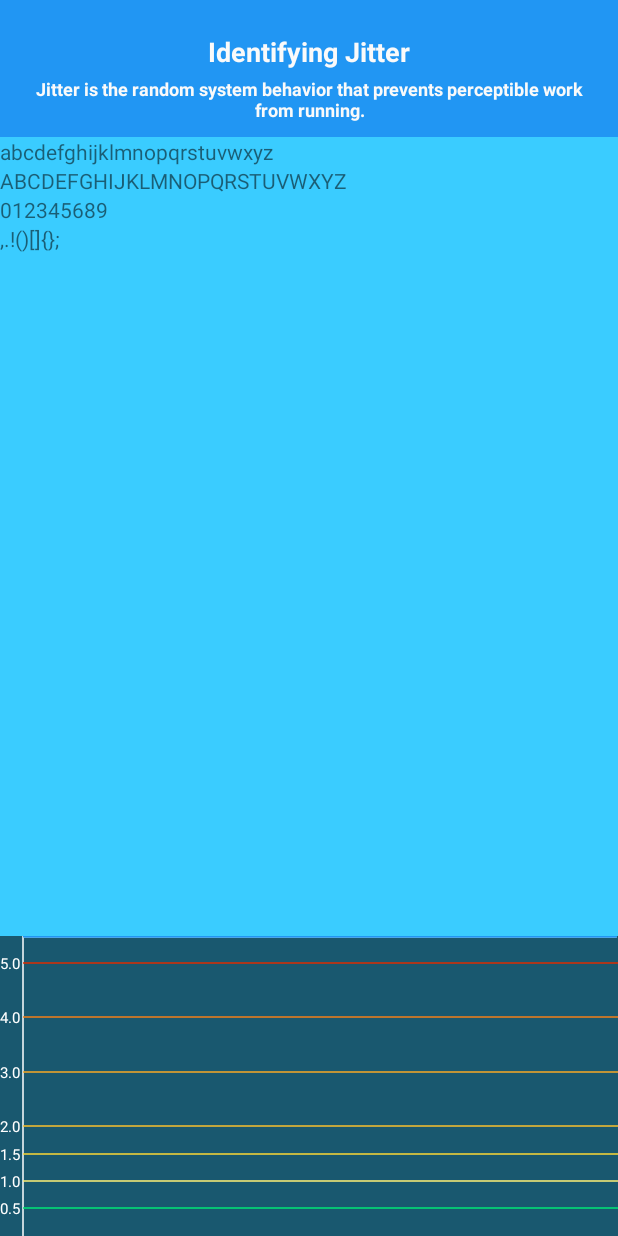
After one commit to CraftRom/CraftRom-Manager, an Android app: the fragment JitterFragment shown on its own in the app's theme, on a phone screen of 412 x 824 dp. The commit adds this screen. Run offline under Robolectric (Android 15) with nearby library versions, the phone set to English and light mode, and no system bars; Roboto replaces fonts that are not available here.

Commit message:
Added Jitter

```diff
--- a/app/src/main/java/com/craftrom/manager/MainActivity.kt
+++ b/app/src/main/java/com/craftrom/manager/MainActivity.kt
@@ -51,7 +51,7 @@ class MainActivity : AppCompatActivity() {
         // menu should be considered as top level destinations.
         appBarConfiguration = AppBarConfiguration(
             setOf(
-                R.id.nav_home, R.id.nav_gallery, R.id.nav_slideshow
+                R.id.nav_home, R.id.nav_gallery, R.id.nav_slideshow, R.id.nav_jitter
             ), drawerLayout
         )
         setupActionBarWithNavController(navController, appBarConfiguration)
--- /dev/null
+++ b/app/src/main/java/com/craftrom/manager/fragments/jitter/JitterFragment.kt
@@ -0,0 +1,144 @@
+package com.craftrom.manager.fragments.jitter
+
+import android.os.*
+import android.view.*
+import android.view.Window.OnFrameMetricsAvailableListener
+import android.widget.TextView
+import androidx.fragment.app.Fragment
+import com.craftrom.manager.R
+import com.craftrom.manager.utils.jitter.AnimatedBackgroundDrawable
+import com.craftrom.manager.utils.jitter.PointGraphView
+import kotlin.math.abs
+
+class JitterFragment : Fragment() {
+
+    private var jitterReport: TextView? = null
+    private var uiFrameTimeReport: TextView? = null
+    private var renderThreadTimeReport: TextView? = null
+    private var totalFrameTimeReport: TextView? = null
+    private var mostlyTotalFrameTimeReport: TextView? = null
+    private var graph: PointGraphView? = null
+
+    companion object {
+        private var frameMetricsHandler: Handler? = null
+
+        init {
+            val thread = HandlerThread("frameMetricsListener")
+            thread.start()
+            frameMetricsHandler = Handler(thread.looper)
+        }
+    }
+
+    private val updateHandler: Handler = object : Handler(Looper.getMainLooper()) {
+        override fun handleMessage(msg: Message) {
+            when (msg.what) {
+                R.id.jitter_mma -> jitterReport?.text = msg.obj as CharSequence
+                R.id.totalish_mma -> mostlyTotalFrameTimeReport?.text = msg.obj as? CharSequence
+                R.id.ui_frametime_mma -> uiFrameTimeReport?.text = msg.obj as? CharSequence
+                R.id.rt_frametime_mma -> renderThreadTimeReport?.text = msg.obj as? CharSequence
+                R.id.total_mma -> totalFrameTimeReport?.text = msg.obj as? CharSequence
+                R.id.graph -> graph?.addJitterSample(msg.arg1, msg.arg2)
+            }
+        }
+    }
+
+    private val frameMetricsListener: OnFrameMetricsAvailableListener =
+        object : OnFrameMetricsAvailableListener {
+            private val WEIGHT = 40.0
+            private var previousFrameTotal: Long = 0
+            private var jitterMma = 0.0
+            private var uiFrameTimeMma = 0.0
+            private var rtFrameTimeMma = 0.0
+            private var totalFrameTimeMma = 0.0
+            private var mostlyTotalFrameTimeMma = 0.0
+            private var needsFirstValues = true
+            override fun onFrameMetricsAvailable(
+                window: Window, frameMetrics: FrameMetrics,
+                dropCountSinceLastInvocation: Int,
+            ) {
+                if (frameMetrics.getMetric(FrameMetrics.FIRST_DRAW_FRAME) == 1L) {
+                    return
+                }
+                val uiDuration = (frameMetrics.getMetric(FrameMetrics.INPUT_HANDLING_DURATION)
+                        + frameMetrics.getMetric(FrameMetrics.ANIMATION_DURATION)
+                        + frameMetrics.getMetric(FrameMetrics.LAYOUT_MEASURE_DURATION)
+                        + frameMetrics.getMetric(FrameMetrics.DRAW_DURATION))
+                val rtDuration = (frameMetrics.getMetric(FrameMetrics.SYNC_DURATION)
+                        + frameMetrics.getMetric(FrameMetrics.COMMAND_ISSUE_DURATION))
+                val totalDuration = frameMetrics.getMetric(FrameMetrics.TOTAL_DURATION)
+                val jitter = abs(totalDuration - previousFrameTotal)
+                if (needsFirstValues) {
+                    jitterMma = 0.0
+                    uiFrameTimeMma = uiDuration.toDouble()
+                    rtFrameTimeMma = rtDuration.toDouble()
+                    totalFrameTimeMma = totalDuration.toDouble()
+                    mostlyTotalFrameTimeMma = (uiDuration + rtDuration).toDouble()
+                    needsFirstValues = false
+                } else {
+                    jitterMma = add(jitterMma, jitter.toDouble())
+                    uiFrameTimeMma = add(uiFrameTimeMma, uiDuration.toDouble())
+                    rtFrameTimeMma = add(rtFrameTimeMma, rtDuration.toDouble())
+                    totalFrameTimeMma = add(totalFrameTimeMma, totalDuration.toDouble())
+                    mostlyTotalFrameTimeMma =
+                        add(mostlyTotalFrameTimeMma, (uiDuration + rtDuration).toDouble())
+                }
+                previousFrameTotal = totalDuration
+
+                updateHandler.obtainMessage(
+                    R.id.jitter_mma,
+                    String.format("Jitter: %.3fms", toMs(jitterMma))
+                ).sendToTarget()
+                updateHandler.obtainMessage(
+                    R.id.totalish_mma,
+                    context?.getString(R.string.totalish_mma, toMs(mostlyTotalFrameTimeMma))
+                ).sendToTarget()
+                updateHandler.obtainMessage(
+                    R.id.ui_frametime_mma,
+                    context?.getString(R.string.ui_frametime_mma, toMs(uiFrameTimeMma))
+                ).sendToTarget()
+                updateHandler.obtainMessage(
+                    R.id.rt_frametime_mma,
+                    context?.getString(R.string.rt_frametime_mma, toMs(rtFrameTimeMma))
+                ).sendToTarget()
+                updateHandler.obtainMessage(
+                    R.id.total_mma,
+                    context?.getString(R.string.total_mma, toMs(totalFrameTimeMma))
+                ).sendToTarget()
+                updateHandler.obtainMessage(
+                    R.id.graph, (jitter / 1000).toInt(),
+                    (jitterMma / 1000).toInt()
+                ).sendToTarget()
+            }
+
+            fun add(previous: Double, today: Double): Double {
+                return ((WEIGHT - 1) * previous + today) / WEIGHT
+            }
+
+            fun toMs(value: Double): Double {
+                return value / 1000000
+            }
+        }
+
+    override fun onCreateView(
+        inflater: LayoutInflater,
+        container: ViewGroup?,
+        savedInstanceState: Bundle?,
+    ): View? {
+        val root = inflater.inflate(R.layout.fragment_jitter, container, false)
+        val content = root.findViewById<View>(R.id.content)
+        content.background = AnimatedBackgroundDrawable()
+        content.keepScreenOn = true
+        jitterReport = root.findViewById(R.id.jitter_mma)
+        mostlyTotalFrameTimeReport = root.findViewById(R.id.totalish_mma)
+        uiFrameTimeReport = root.findViewById(R.id.ui_frametime_mma)
+        renderThreadTimeReport = root.findViewById(R.id.rt_frametime_mma)
+        totalFrameTimeReport = root.findViewById(R.id.total_mma)
+        graph = root.findViewById(R.id.graph)
+        jitterReport?.text = "abcdefghijklmnopqrstuvwxyz"
+        mostlyTotalFrameTimeReport?.text = "ABCDEFGHIJKLMNOPQRSTUVWXYZ"
+        uiFrameTimeReport?.text = "012345689"
+        renderThreadTimeReport?.text = ",.!()[]{};"
+        requireActivity().window.addOnFrameMetricsAvailableListener(frameMetricsListener, frameMetricsHandler)
+        return root
+    }
+}
--- /dev/null
+++ b/app/src/main/java/com/craftrom/manager/utils/jitter/AnimatedBackgroundDrawable.kt
@@ -0,0 +1,92 @@
+package com.craftrom.manager.utils.jitter
+
+import android.graphics.*
+import android.graphics.drawable.Drawable
+import android.view.animation.AnimationUtils
+
+class AnimatedBackgroundDrawable : Drawable() {
+
+    private val paint: Paint = Paint()
+    private var reverse = false
+    private var startTime: Long = 0
+    private var color = 0
+    private var reverseX = false
+    private var reverseY = false
+    private var x = 0f
+    private var y = 0f
+    private var radius = 0f
+    private var moveStep = 10.0f
+
+    companion object {
+        private const val FROM_COLOR = -0xe70001
+        private const val TO_COLOR = -0xbf3b01
+        private const val DURATION = 1400
+    }
+
+    init {
+        paint.color = -0x100
+        paint.isAntiAlias = true
+    }
+
+    override fun draw(canvas: Canvas) {
+        stepColor()
+        canvas.drawColor(color)
+        x += if (reverseX) -moveStep else moveStep
+        y += if (reverseY) -moveStep else moveStep
+        clampXY()
+        canvas.drawCircle(x, y, radius, paint)
+        invalidateSelf()
+    }
+
+    private fun clampXY() {
+        if (x <= radius) {
+            reverseX = false
+            x = radius
+        }
+        if (y <= radius) {
+            reverseY = false
+            y = radius
+        }
+        val maxX = bounds.width() - radius
+        if (x >= maxX) {
+            reverseX = true
+            x = maxX
+        }
+        val maxY = bounds.height() - radius
+        if (y >= maxY) {
+            reverseY = true
+            y = maxY
+        }
+    }
+
+    override fun onBoundsChange(bounds: Rect) {
+        super.onBoundsChange(bounds)
+        moveStep = bounds.width().coerceAtMost(bounds.height()) / 130.0f
+        radius = bounds.width().coerceAtMost(bounds.height()) / 20.0f
+    }
+
+    override fun setAlpha(alpha: Int) {}
+    override fun setColorFilter(colorFilter: ColorFilter?) {}
+    override fun getOpacity(): Int {
+        return PixelFormat.OPAQUE
+    }
+
+    private fun stepColor() {
+        if (startTime == 0L) {
+            startTime = AnimationUtils.currentAnimationTimeMillis()
+        }
+        var fraction = ((AnimationUtils.currentAnimationTimeMillis() - startTime)
+                / DURATION.toFloat())
+        if (fraction > 1.0f) fraction = 1.0f
+        val dest = if (reverse) FROM_COLOR else TO_COLOR
+        val src = if (reverse) TO_COLOR else FROM_COLOR
+        val r = (Color.red(src) + (Color.red(dest) - Color.red(src)) * fraction).toInt()
+        val g = (Color.green(src) + (Color.green(dest) - Color.green(src)) * fraction).toInt()
+        val b = (Color.blue(src) + (Color.blue(dest) - Color.blue(src)) * fraction).toInt()
+        color = Color.rgb(r, g, b)
+        if (fraction == 1.0f) {
+            startTime = 0
+            reverse = !reverse
+        }
+    }
+}
--- /dev/null
+++ b/app/src/main/java/com/craftrom/manager/utils/jitter/PointGraphView.kt
@@ -0,0 +1,124 @@
+package com.craftrom.manager.utils.jitter
+
+import android.content.Context
+import android.graphics.Canvas
+import android.graphics.Color
+import android.graphics.Paint
+import android.graphics.Rect
+import android.util.AttributeSet
+import android.view.View
+import kotlin.math.floor
+
+class PointGraphView(context: Context, attrs: AttributeSet?) : View(context, attrs) {
+
+    private val paint = Paint()
+    private val jitterYs = FloatArray(JITTER_LINES_MS.size)
+    private val labelWidth: Float
+    private val labelHeight: Float
+    private val density: Float
+    private var graphScale = 0f
+    private var graphMaxMs = 0f
+    private var jitterPoints: FloatArray = FloatArray(0)
+    private var jitterAvgPoints: FloatArray = FloatArray(0)
+
+    companion object {
+        private val JITTER_LINES_MS = floatArrayOf(
+            .5f, 1.0f, 1.5f, 2.0f, 3.0f, 4.0f, 5.0f
+        )
+        private val JITTER_LINES_LABELS = JITTER_LINES_MS.makeLabels()
+        private val JITTER_LINES_COLORS = intArrayOf(
+            -0xff198a, -0xe8a, -0x227cb, -0x43fd3, -0x657db,
+            -0xa80e9, -0x22d400
+        )
+
+        private fun FloatArray.makeLabels(): Array<String?> {
+            val ret = arrayOfNulls<String>(size)
+            indices.forEach { i ->
+                ret[i] = this[i].toString()
+            }
+            return ret
+        }
+    }
+
+    init {
+        setWillNotDraw(false)
+        density = context.resources.displayMetrics.density
+        paint.textSize = dp(10f)
+        val textBounds = Rect()
+        paint.getTextBounds("8.8", 0, 3, textBounds)
+        labelWidth = textBounds.width() + dp(2f)
+        labelHeight = textBounds.height().toFloat()
+    }
+
+    fun addJitterSample(jitterUs: Int, jitterUsAvg: Int) {
+        var i = 1
+        while (i < jitterPoints.size - 2) {
+            jitterPoints[i] = jitterPoints[i + 2]
+            jitterAvgPoints[i] = jitterAvgPoints[i + 2]
+            i += 2
+        }
+        jitterPoints[jitterPoints.size - 1] = height - graphScale * (jitterUs / 1000.0f)
+        jitterAvgPoints[jitterAvgPoints.size - 1] =
+            height - graphScale * (jitterUsAvg / 1000.0f)
+        invalidate()
+    }
+
+    private fun dp(dp: Float): Float {
+        return density * dp
+    }
+
+    override fun onDraw(canvas: Canvas) {
+        canvas.drawColor(-0x70000000)
+        val h = height
+        val w = width
+        paint.color = Color.WHITE
+        paint.strokeWidth = dp(1f)
+        canvas.drawLine(labelWidth, 0f, labelWidth, h.toFloat(), paint)
+        JITTER_LINES_LABELS.indices.forEach { i ->
+            canvas.drawText(
+                JITTER_LINES_LABELS[i]!!, 0f,
+                floor((jitterYs[i] + labelHeight * .5f).toDouble()).toFloat(), paint
+            )
+        }
+        JITTER_LINES_LABELS.indices.forEach { i ->
+            paint.color = JITTER_LINES_COLORS[i]
+            canvas.drawLine(labelWidth, jitterYs[i], w.toFloat(), jitterYs[i], paint)
+        }
+        paint.strokeWidth = dp(2f)
+        paint.color = Color.WHITE
+        canvas.drawPoints(jitterPoints, paint)
+        paint.color = -0xde690d
+        canvas.drawPoints(jitterAvgPoints, paint)
+    }
+
+    override fun onSizeChanged(w: Int, h: Int, oldw: Int, oldh: Int) {
+        super.onSizeChanged(w, h, oldw, oldh)
+        val graphWidth = ((w - labelWidth - dp(1f)) / density).toInt()
+        val oldJitterPoints = jitterPoints
+        val oldJitterAvgPoints = jitterAvgPoints
+        jitterPoints = FloatArray(graphWidth * 2)
+        jitterAvgPoints = FloatArray(graphWidth * 2)
+        let {
+            var i = 0
+            while (i < it.jitterPoints.size) {
+                it.jitterPoints[i] = it.labelWidth + (i / 2 + 1) * it.density
+                it.jitterAvgPoints[i] = it.jitterPoints[i]
+                i += 2
+            }
+        }
+        val newIndexShift = (jitterPoints.size - oldJitterPoints.size).coerceAtLeast(0)
+        val oldIndexShift = oldJitterPoints.size - jitterPoints.size
+        var i = 1 + newIndexShift
+        while (i < jitterPoints.size) {
+            jitterPoints[i] = oldJitterPoints[i + oldIndexShift]
+            jitterAvgPoints[i] = oldJitterAvgPoints[i + oldIndexShift]
+            i += 2
+        }
+        graphMaxMs = JITTER_LINES_MS[JITTER_LINES_MS.size - 1] + .5f
+        graphScale = h / graphMaxMs
+        JITTER_LINES_MS.indices.forEach {
+            jitterYs[it] = floor((h - graphScale * JITTER_LINES_MS[it]).toDouble())
+                .toFloat()
+        }
+    }
+}
--- /dev/null
+++ b/app/src/main/res/layout/fragment_jitter.xml
@@ -0,0 +1,88 @@
+<?xml version="1.0" encoding="utf-8"?>
+<androidx.constraintlayout.widget.ConstraintLayout xmlns:android="http://schemas.android.com/apk/res/android"
+    android:layout_width="match_parent"
+    android:layout_height="match_parent"
+    android:layout_gravity="center">
+
+    <LinearLayout
+        android:id="@+id/content"
+        android:layout_width="match_parent"
+        android:layout_height="match_parent"
+        android:orientation="vertical">
+
+        <LinearLayout
+            android:layout_width="match_parent"
+            android:layout_height="wrap_content"
+            android:background="?attr/colorPrimary"
+            android:orientation="vertical"
+            android:padding="10dp">
+
+            <TextView
+                android:layout_width="match_parent"
+                android:layout_height="wrap_content"
+                android:layout_marginTop="12dp"
+                android:background="?android:attr/colorPrimary"
+                android:text="@string/jitter_name"
+                android:textAlignment="center"
+                android:textColor="?attr/colorOnPrimary"
+                android:textSize="18sp"
+                android:textStyle="bold" />
+
+            <TextView
+                android:id="@+id/br"
+                android:layout_width="match_parent"
+                android:layout_height="wrap_content"
+                android:layout_marginTop="4dp"
+                android:background="?android:attr/colorPrimary"
+                android:text="@string/jitter_welcome"
+                android:textAlignment="center"
+                android:textColor="?attr/colorOnPrimary"
+                android:textSize="12sp"
+                android:textStyle="bold" />
+
+
+        </LinearLayout>
+
+        <TextView
+            android:id="@+id/jitter_mma"
+            android:layout_width="match_parent"
+            android:layout_height="wrap_content"
+            android:singleLine="true" />
+
+        <TextView
+            android:id="@+id/totalish_mma"
+            android:layout_width="match_parent"
+            android:layout_height="wrap_content"
+            android:singleLine="true" />
+
+        <TextView
+            android:id="@+id/ui_frametime_mma"
+            android:layout_width="match_parent"
+            android:layout_height="wrap_content"
+            android:singleLine="true" />
+
+        <TextView
+            android:id="@+id/rt_frametime_mma"
+            android:layout_width="match_parent"
+            android:layout_height="wrap_content"
+            android:singleLine="true" />
+
+        <TextView
+            android:id="@+id/total_mma"
+            android:layout_width="match_parent"
+            android:layout_height="wrap_content"
+            android:singleLine="true" />
+
+        <View
+            android:layout_width="match_parent"
+            android:layout_height="0px"
+            android:layout_weight="1" />
+
+        <com.craftrom.manager.utils.jitter.PointGraphView
+            android:id="@+id/graph"
+            android:layout_width="match_parent"
+            android:layout_height="200dp" />
+
+    </LinearLayout>
+
+</androidx.constraintlayout.widget.ConstraintLayout>
--- a/app/src/main/res/menu/activity_main_drawer.xml
+++ b/app/src/main/res/menu/activity_main_drawer.xml
@@ -17,4 +17,17 @@
             android:icon="@drawable/ic_menu_slideshow"
             android:title="@string/menu_slideshow" />
     </group>
+    <group
+        android:id="@+id/group2"
+        android:checkableBehavior="single">
+        <item
+            android:id="@+id/tools"
+            android:title="@string/menu_head_tools">
+            <menu>
+                <item
+                    android:id="@+id/nav_jitter"
+                    android:title="@string/jitter" />
+            </menu>
+        </item>
+    </group>
 </menu>
--- a/app/src/main/res/navigation/mobile_navigation.xml
+++ b/app/src/main/res/navigation/mobile_navigation.xml
@@ -22,4 +22,10 @@
         android:name="com.craftrom.manager.ui.slideshow.SlideshowFragment"
         android:label="@string/menu_slideshow"
         tools:layout="@layout/fragment_slideshow" />
+
+    <fragment
+        android:id="@+id/nav_jitter"
+        android:name="com.craftrom.manager.fragments.jitter.JitterFragment"
+        android:label="@string/jitter"
+        tools:layout="@layout/fragment_jitter" />
 </navigation>
--- a/app/src/main/res/values/strings.xml
+++ b/app/src/main/res/values/strings.xml
@@ -1,6 +1,12 @@
 <resources>
 
     <string name="app_name" translatable="false">Craft Rom - Manager</string>
+
+    <!-- Drawer menu -->
+    <string name="menu_home">Home</string>
+    <string name="menu_gallery">Gallery</string>
+    <string name="menu_slideshow">Slideshow</string>
+    <string name="menu_head_tools">Tools</string>
 
     <!-- Splash -->
     <string name="text_logo">Debugging code is like hunting. Bug hunting.</string>
@@ -12,6 +18,15 @@
     <string name="intro">All information and files — both in source and compiled form — are provided on an as is basis.</string>
     <string name="legal_text">The user assumes all risks of any damages that may occur, including but not limited to loss of data, damages to hardware, or loss of business profits.</string>
 
+    <!-- Jitter -->
+    <string name="jitter" translatable="false">Jitter</string>
+    <string name="jitter_name">Identifying Jitter</string>
+    <string name="jitter_welcome">Jitter is the random system behavior that prevents perceptible work from running.</string>
+    <string name="totalish_mma">"CPU-total duration: %.3fms"</string>
+    <string name="ui_frametime_mma">"UI duration: %.3fms"</string>
+    <string name="rt_frametime_mma">"RT duration: %.3fms"</string>
+    <string name="total_mma">"Total duration: %.3fms"</string>
+
     <string name="navigation_drawer_open">Open navigation drawer</string>
     <string name="navigation_drawer_close">Close navigation drawer</string>
     <string name="nav_header_title" translatable="false">@string/app_name</string>
@@ -19,9 +34,5 @@
     <string name="nav_header_desc">Navigation header</string>
     <string name="action_settings">Settings</string>
 
-    <string name="menu_home">Home</string>
-    <string name="menu_gallery">Gallery</string>
-    <string name="menu_slideshow">Slideshow</string>
-
     <string name="todo" translatable="false">TODO</string>
 </resources>
```
